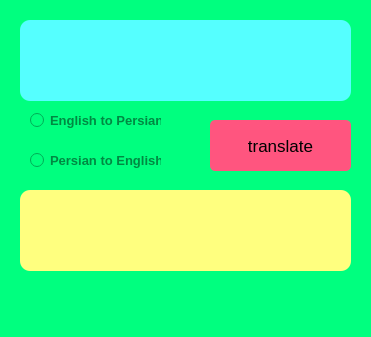
TaRa1999R/assignment19, file translate/translate.ui: the form before one commit.
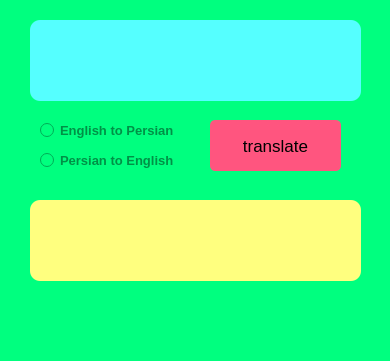
The form after the commit.

The edit to the form file:
```diff
--- a/translate/translate.ui
+++ b/translate/translate.ui
@@ -6,8 +6,8 @@
    <rect>
     <x>0</x>
     <y>0</y>
-    <width>371</width>
-    <height>337</height>
+    <width>390</width>
+    <height>361</height>
    </rect>
   </property>
   <property name="sizePolicy">
@@ -23,36 +23,10 @@
    <string notr="true">background-color: rgb(0, 255, 127);</string>
   </property>
   <widget class="QWidget" name="centralwidget">
-   <widget class="QPushButton" name="translate">
-    <property name="geometry">
-     <rect>
-      <x>210</x>
-      <y>120</y>
-      <width>141</width>
-      <height>51</height>
-     </rect>
-    </property>
-    <property name="font">
-     <font>
-      <pointsize>13</pointsize>
-     </font>
-    </property>
-    <property name="styleSheet">
-     <string notr="true">background-color: rgb(255, 85, 127);
-border-top-right-radius: 5px;
-border-top-left-radius: 5px;
-border-bottom-right-radius: 5px;
-border-bottom-left-radius: 5px;
-</string>
-    </property>
-    <property name="text">
-     <string>translate</string>
-    </property>
-   </widget>
    <widget class="QLineEdit" name="input">
     <property name="geometry">
      <rect>
-      <x>20</x>
+      <x>30</x>
       <y>20</y>
       <width>331</width>
       <height>81</height>
@@ -65,27 +39,20 @@
     </property>
     <property name="styleSheet">
      <string notr="true">background-color: rgb(85, 255, 255);
-border-top-right-radius: 10px;
 border-top-left-radius: 10px;
-border-bottom-right-radius: 10px;
+border-top-right-radius: 10px;
 border-bottom-left-radius: 10px;
-</string>
-    </property>
-    <property name="inputMask">
-     <string/>
+border-bottom-right-radius: 10px;</string>
     </property>
     <property name="text">
      <string/>
     </property>
-    <property name="alignment">
-     <set>Qt::AlignCenter</set>
-    </property>
    </widget>
    <widget class="QLineEdit" name="output">
     <property name="geometry">
      <rect>
-      <x>20</x>
-      <y>190</y>
+      <x>30</x>
+      <y>200</y>
       <width>331</width>
       <height>81</height>
      </rect>
@@ -97,25 +64,21 @@
     </property>
     <property name="styleSheet">
      <string notr="true">background-color: rgb(255, 255, 127);
-border-top-right-radius: 10px;
 border-top-left-radius: 10px;
-border-bottom-right-radius: 10px;
+border-top-right-radius: 10px;
 border-bottom-left-radius: 10px;
-</string>
+border-bottom-right-radius: 10px;</string>
     </property>
     <property name="text">
      <string/>
     </property>
-    <property name="alignment">
-     <set>Qt::AlignCenter</set>
-    </property>
    </widget>
    <widget class="QRadioButton" name="EtoP">
     <property name="geometry">
      <rect>
-      <x>30</x>
-      <y>110</y>
-      <width>131</width>
+      <x>40</x>
+      <y>120</y>
+      <width>141</width>
       <height>20</height>
      </rect>
     </property>
@@ -126,7 +89,7 @@
      </font>
     </property>
     <property name="styleSheet">
-     <string notr="true">color: rgb(0, 136, 66);</string>
+     <string notr="true">color: rgb(0, 144, 70);</string>
     </property>
     <property name="text">
      <string>English to Persian</string>
@@ -135,9 +98,9 @@
    <widget class="QRadioButton" name="radioButton_2">
     <property name="geometry">
      <rect>
-      <x>30</x>
+      <x>40</x>
       <y>150</y>
-      <width>131</width>
+      <width>141</width>
       <height>20</height>
      </rect>
     </property>
@@ -148,12 +111,37 @@
      </font>
     </property>
     <property name="styleSheet">
-     <string notr="true">color: rgb(0, 136, 66);</string>
+     <string notr="true">color: rgb(0, 144, 70);</string>
     </property>
     <property name="text">
      <string>Persian to English</string>
     </property>
    </widget>
+   <widget class="QPushButton" name="translate">
+    <property name="geometry">
+     <rect>
+      <x>210</x>
+      <y>120</y>
+      <width>131</width>
+      <height>51</height>
+     </rect>
+    </property>
+    <property name="font">
+     <font>
+      <pointsize>13</pointsize>
+     </font>
+    </property>
+    <property name="styleSheet">
+     <string notr="true">background-color: rgb(255, 85, 127);
+border-top-left-radius: 5px;
+border-top-right-radius: 5px;
+border-bottom-left-radius: 5px;
+border-bottom-right-radius: 5px;</string>
+    </property>
+    <property name="text">
+     <string>translate</string>
+    </property>
+   </widget>
   </widget>
   <widget class="QMenuBar" name="menubar">
    <property name="geometry">
```
Left out of the diff: 4 changed lines with no effect on the pictures.
